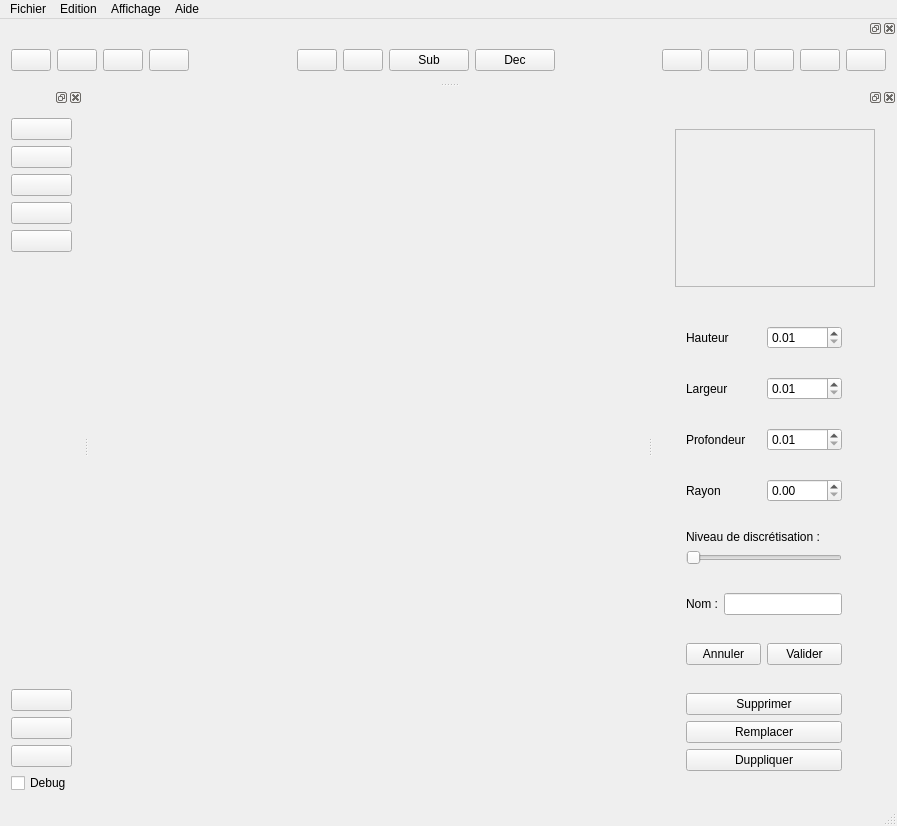
Old version of the form src/gui/mainWindow.ui in the repository slvrgauthier/OpenSculpt.
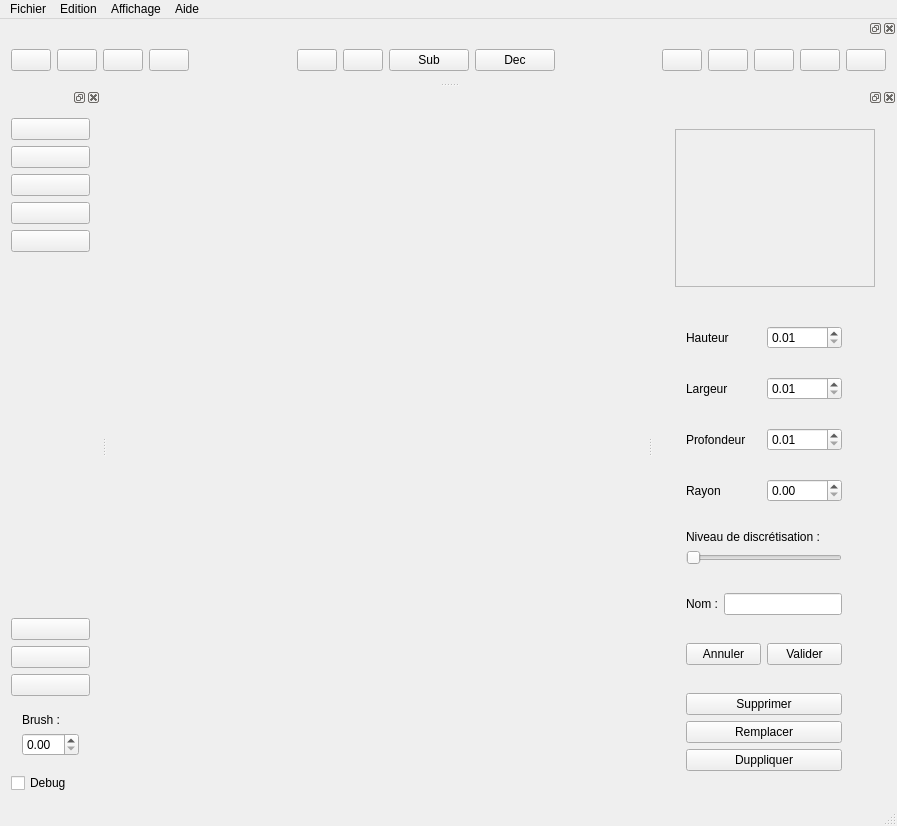
New version of the form. Icons and pictures are not drawn. Custom widgets are drawn as their Qt base class.

Commit message: Rajout du spin du brush

```diff
--- a/src/gui/mainWindow.ui
+++ b/src/gui/mainWindow.ui
@@ -502,6 +502,22 @@
        </property>
       </widget>
      </item>
+     <item>
+      <widget class="QWidget" name="widgetBrush" native="true">
+       <layout class="QVBoxLayout" name="verticalLayout_9">
+        <item>
+         <widget class="QLabel" name="Brush">
+          <property name="text">
+           <string>Brush :</string>
+          </property>
+         </widget>
+        </item>
+        <item>
+         <widget class="QDoubleSpinBox" name="spinBrush"/>
+        </item>
+       </layout>
+      </widget>
+     </item>
      <item>
       <widget class="QCheckBox" name="debug">
        <property name="text">
```
